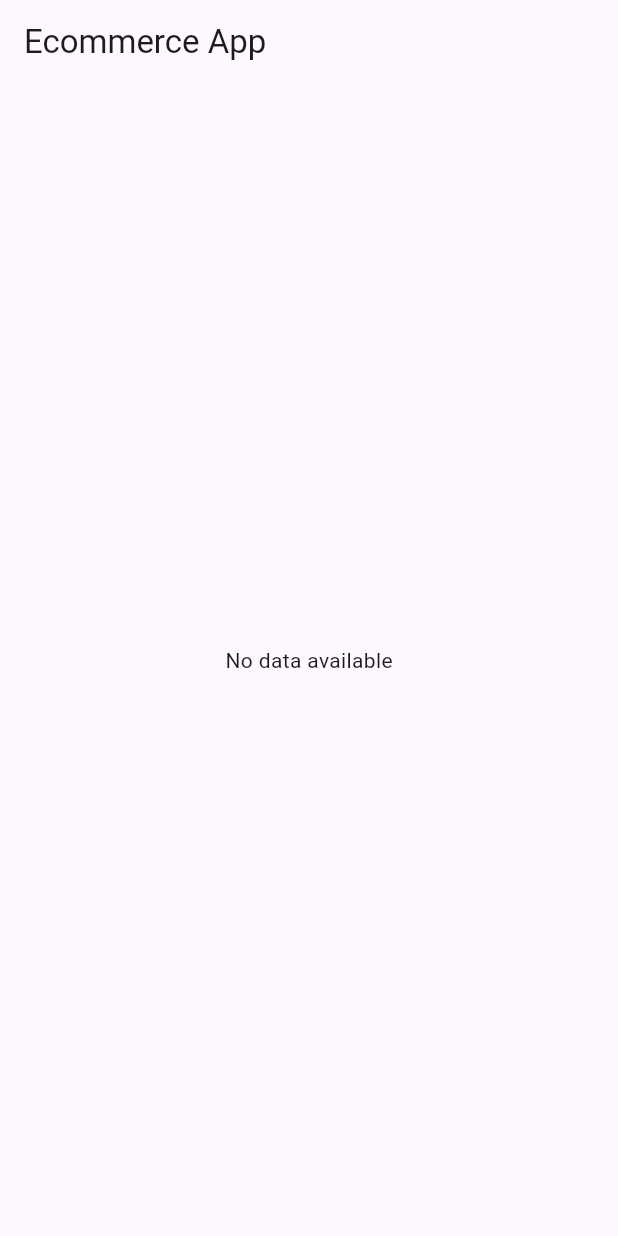
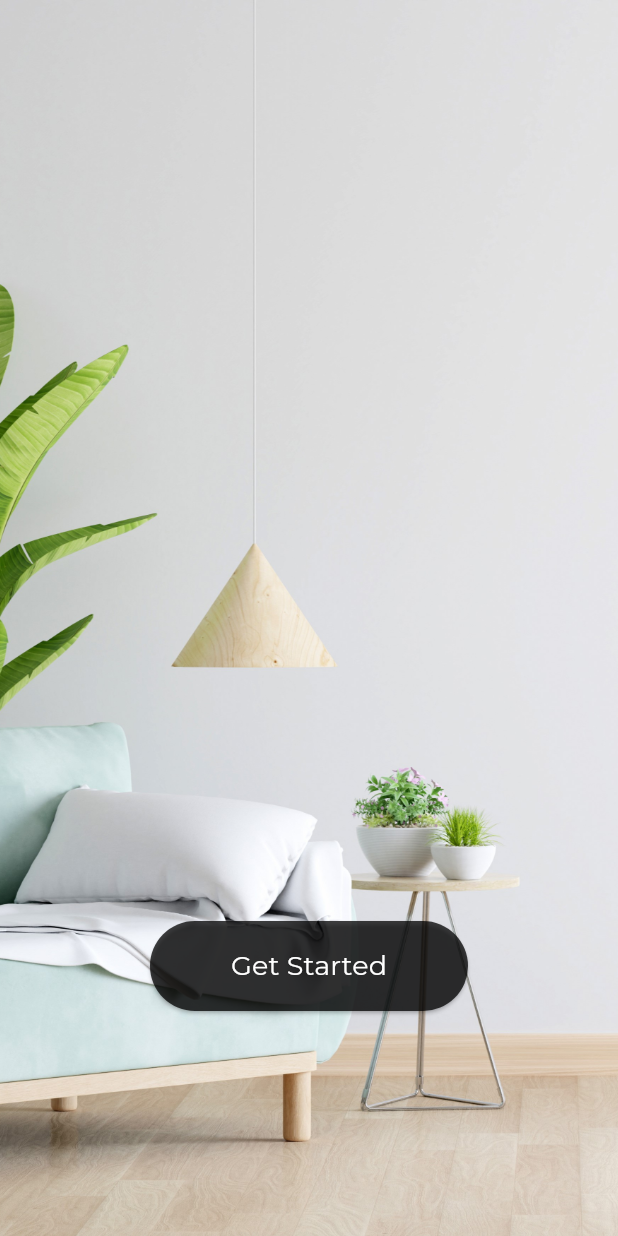
Before and after one commit to IrshadPeruvallur/ecommerce_app_api, a Flutter app: the screen it shows after launch, on a phone screen of 412 x 824 dp. Run offline on Flutter 3.47's test engine with Material 3 defaults, Android fonts, the phone set to English and light mode, and no system bars; our stand-ins replace dio, google_fonts; missing offline and left inert: enefty_icons.

Commit message:
add welcome screen and some dependices

```diff
--- a/lib/controller/data_provider.dart
+++ b/lib/controller/data_provider.dart
@@ -1,17 +1,13 @@
-import 'package:flutter/material.dart';
 import 'package:ecommerce_api/model/app_model.dart';
 import 'package:ecommerce_api/service/api_service.dart';
+import 'package:flutter/material.dart';
 
 class DataProvider extends ChangeNotifier {
   ApiService _apiService = ApiService();
-  List<AppModel> prodectList = [];
+  List<AllProducts> prodectList = [];
 
   getData() async {
-    try {
-      prodectList = await _apiService.getData();
-      notifyListeners();
-    } catch (e) {
-      print('Error in DataProvider: $e');
-    }
+    prodectList = await _apiService.getData();
+    notifyListeners();
   }
 }
--- a/lib/main.dart
+++ b/lib/main.dart
@@ -1,6 +1,8 @@
 import 'package:ecommerce_api/controller/data_provider.dart';
 import 'package:ecommerce_api/view/home.dart';
+import 'package:ecommerce_api/view/welcome/welcome.dart';
 import 'package:flutter/material.dart';
+import 'package:google_fonts/google_fonts.dart';
 import 'package:provider/provider.dart';
 
 void main() {
@@ -8,14 +10,28 @@ void main() {
 }
 
 class MyApp extends StatelessWidget {
-  const MyApp({super.key});
+  const MyApp({Key? key});
 
   @override
   Widget build(BuildContext context) {
     return ChangeNotifierProvider(
       create: (context) => DataProvider(),
       child: MaterialApp(
-        home: Home(),
+        theme: ThemeData(
+            textTheme: TextTheme(
+              titleLarge: GoogleFonts.montserrat(fontWeight: FontWeight.w700),
+              bodyLarge: GoogleFonts.montserrat(),
+              bodyMedium: GoogleFonts.montserrat(),
+              displayLarge: GoogleFonts.montserrat(),
+              displayMedium: GoogleFonts.montserrat(),
+            ),
+            colorScheme: ColorScheme.light(),
+            appBarTheme: AppBarTheme(
+                backgroundColor: Colors.white,
+                foregroundColor: Colors.black,
+                elevation: 0)),
+        debugShowCheckedModeBanner: false,
+        home: Welcome(),
       ),
     );
   }
--- a/lib/model/app_model.dart
+++ b/lib/model/app_model.dart
@@ -1,11 +1,88 @@
-class AppModel {
-  String? title;
-  String? id;
+class DataApi {
+  String? status;
+  Data? data;
 
-  AppModel({this.title, this.id});
+  DataApi({this.status, this.data});
 
-  AppModel.fromJson(Map<String, dynamic> json) {
-    id = json['_id'];
-    title = json['title'];
+  DataApi.fromJson(Map<String, dynamic> json) {
+    status = json['status'];
+    data = json['data'] != null ? new Data.fromJson(json['data']) : null;
+  }
+
+  Map<String, dynamic> toJson() {
+    final Map<String, dynamic> data = new Map<String, dynamic>();
+    data['status'] = this.status;
+    if (this.data != null) {
+      data['data'] = this.data!.toJson();
+    }
+    return data;
   }
 }
+
+class Data {
+  List<AllProducts>? allProducts;
+
+  Data({this.allProducts});
+
+  Data.fromJson(Map<String, dynamic> json) {
+    if (json['allProducts'] != null) {
+      allProducts = <AllProducts>[];
+      json['allProducts'].forEach((v) {
+        allProducts!.add(new AllProducts.fromJson(v));
+      });
+    }
+  }
+
+  Map<String, dynamic> toJson() {
+    final Map<String, dynamic> data = new Map<String, dynamic>();
+    if (this.allProducts != null) {
+      data['allProducts'] = this.allProducts!.map((v) => v.toJson()).toList();
+    }
+    return data;
+  }
+}
+
+class AllProducts {
+  String? sId;
+  String? title;
+  String? description;
+  int? price;
+  String? image;
+  String? category;
+  bool? isDeleted;
+  int? iV;
+
+  AllProducts(
+      {this.sId,
+      this.title,
+      this.description,
+      this.price,
+      this.image,
+      this.category,
+      this.isDeleted,
+      this.iV});
+
+  AllProducts.fromJson(Map<String, dynamic> json) {
+    sId = json['_id'];
+    title = json['title'];
+    description = json['description'];
+    price = json['price'];
+    image = json['image'];
+    category = json['category'];
+    isDeleted = json['isDeleted'];
+    iV = json['__v'];
+  }
+
+  Map<String, dynamic> toJson() {
+    final Map<String, dynamic> data = new Map<String, dynamic>();
+    data['_id'] = this.sId;
+    data['title'] = this.title;
+    data['description'] = this.description;
+    data['price'] = this.price;
+    data['image'] = this.image;
+    data['category'] = this.category;
+    data['isDeleted'] = this.isDeleted;
+    data['__v'] = this.iV;
+    return data;
+  }
+}
--- a/lib/service/api_service.dart
+++ b/lib/service/api_service.dart
@@ -7,23 +7,16 @@ class ApiService {
   final url = 'http://localhost:9000/api/users/products';
   Dio dio = Dio();
 
-  Future<List<AppModel>> getData() async {
+  Future<List<AllProducts>> getData() async {
     try {
       final response = await dio.get(url);
       log('URL: $url');
       log('Response: ${response.data}');
 
       if (response.statusCode == 200) {
-        final jsonData = response.data;
-
-        if (jsonData is Map<String, dynamic> &&
-            jsonData.containsKey('data') &&
-            jsonData['data'] is Map<String, dynamic> &&
-            jsonData['data'].containsKey('allProducts')) {
-          final List<dynamic> allProducts = jsonData['data']['allProducts'];
-          return allProducts
-              .map((product) => AppModel.fromJson(product))
-              .toList();
+        final dataApi = DataApi.fromJson(response.data);
+        if (dataApi.data != null && dataApi.data!.allProducts != null) {
+          return dataApi.data!.allProducts!;
         } else {
           throw Exception('Invalid response structure');
         }
@@ -32,7 +25,7 @@ class ApiService {
         throw Exception('Failed to load');
       }
     } catch (e) {
-      print('Error in ApiService: $e');
+      print('Error: $e');
       throw e;
     }
   }
--- /dev/null
+++ b/lib/view/welcome/welcome.dart
@@ -0,0 +1,43 @@
+import 'package:ecommerce_api/view/home.dart';
+import 'package:ecommerce_api/view/widgets/normel_widgets.dart';
+import 'package:flutter/material.dart';
+
+class Welcome extends StatelessWidget {
+  const Welcome({Key? key}) : super(key: key);
+
+  @override
+  Widget build(BuildContext context) {
+    return Scaffold(
+      body: Container(
+        width: double.infinity,
+        height: double.infinity,
+        decoration: BoxDecoration(
+          image: DecorationImage(
+            image: AssetImage('assets/images/Background.jpg'),
+            fit: BoxFit.cover,
+          ),
+        ),
+        child: Stack(
+          children: [
+            Positioned(
+              bottom: 150,
+              left: 100,
+              right: 100,
+              child: RectangularButton(
+                name: 'Get Started',
+                onPressed: () {
+                  Navigator.pushAndRemoveUntil(
+                      context,
+                      MaterialPageRoute(
+                        builder: (context) => Home(),
+                      ),
+                      (route) => false);
+                },
+              ),
+            ),
+          ],
+        ),
+      ),
+    );
+  }
+}
--- /dev/null
+++ b/lib/view/widgets/normel_widgets.dart
@@ -0,0 +1,22 @@
+import 'package:flutter/material.dart';
+import 'package:google_fonts/google_fonts.dart';
+
+RectangularButton({required String name, required VoidCallback? onPressed}) {
+  return SizedBox(
+    height: 60,
+    width: 150,
+    child: ElevatedButton(
+      style: ButtonStyle(
+        backgroundColor:
+            MaterialStateProperty.all(const Color.fromARGB(190, 0, 0, 0)),
+        foregroundColor: MaterialStateProperty.all(Colors.white),
+      ),
+      onPressed: onPressed,
+      child: Text(name,
+          style: GoogleFonts.montserrat(
+              fontSize: 18,
+              fontStyle: FontStyle.normal,
+              fontWeight: FontWeight.w400)),
+    ),
+  );
+}
```
Also changed, not shown: lib/view/home.dart (+9 -1 lines), pubspec.yaml (+5 -3 lines), assets/images/Background.jpg (added), assets/images/back.jpg (added), pubspec.lock, 1 other file.
